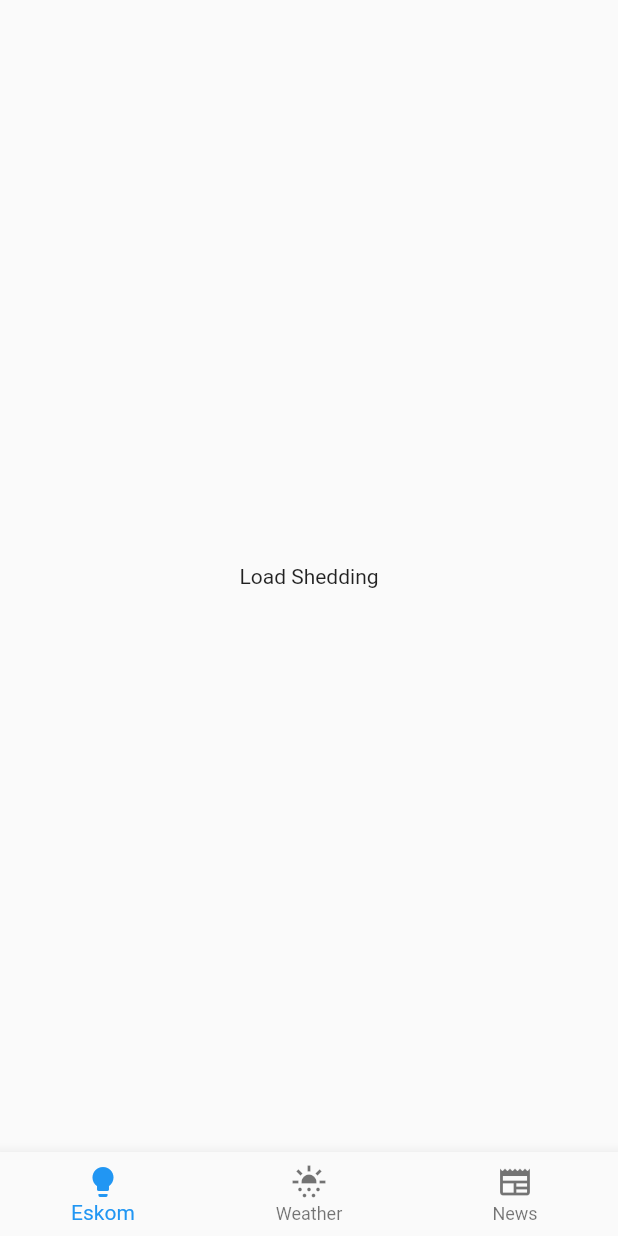
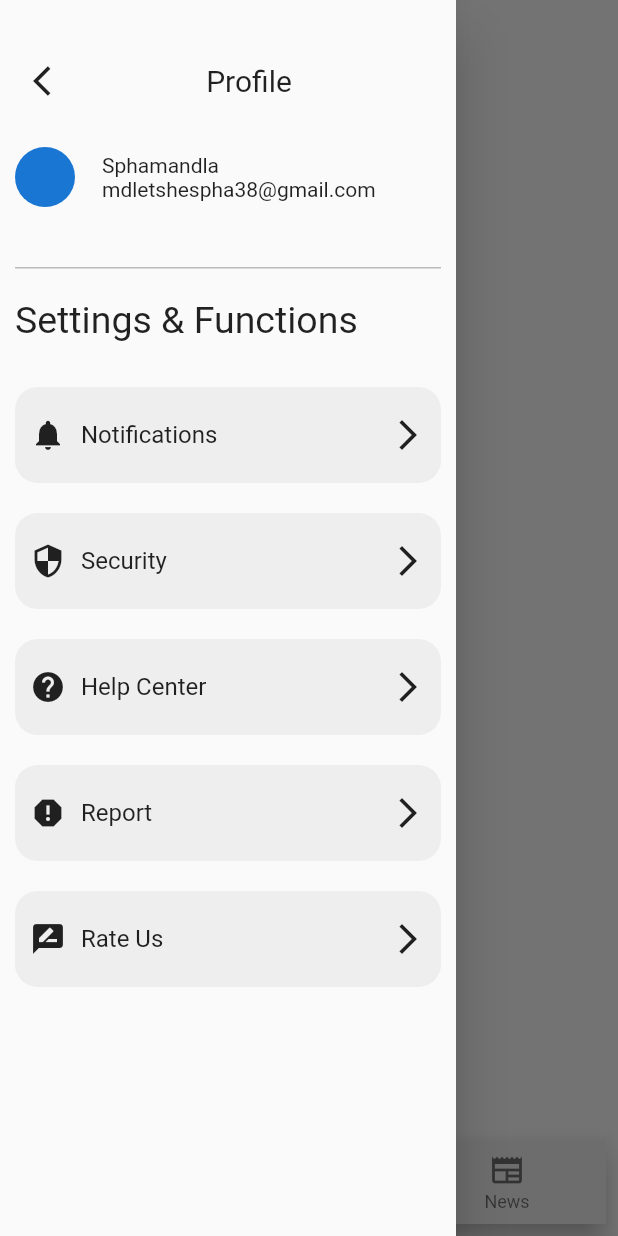
Before and after one commit to sphamandla-s/NotifyMeSA, a Flutter app: the screen it shows after launch, with the side drawer open (before the commit the screen has no drawer), on a phone screen of 412 x 824 dp. Run offline on Flutter 3.47's test engine with Material 2 defaults, Android fonts, the phone set to English and light mode, and no system bars; our stand-ins replace google_fonts, like_button, share_plus; missing offline and left inert: flutter_weather_bg_null_safety.

```diff
--- a/lib/home.dart
+++ b/lib/home.dart
@@ -30,7 +30,9 @@ class _HomeState extends State<Home> {
   @override
   Widget build(BuildContext context) {
     return Scaffold(
-      bottomNavigationBar: BottomNavigationBar(
+      bottomNavigationBar: Padding(
+        padding: const EdgeInsets.all(8.0),
+        child: BottomNavigationBar(
           items: const [
             BottomNavigationBarItem(icon: Icon(Icons.lightbulb), label: 'Eskom'),
             BottomNavigationBarItem(
@@ -39,9 +41,14 @@ class _HomeState extends State<Home> {
           ],
           onTap: _selected,
           currentIndex: _currentPageIndex,
+          selectedItemColor: Theme.of(context).primaryColor,
+          backgroundColor: Theme.of(context).cardColor,
+
+
+        ),
       ),
       body: pages[_currentPageIndex],
-      // drawer: const Drawer(child:  DrawerMenu(),),
+      drawer: const Drawer(child:  DrawerMenu(),),
     );
   }
 }
--- a/lib/main.dart
+++ b/lib/main.dart
@@ -1,6 +1,8 @@
 import 'package:flutter/material.dart';
 import 'package:notify_me_sa/home.dart';
 import 'package:flutter/services.dart';
+
+import 'my_themes.dart';
 
 void main() {
   WidgetsFlutterBinding.ensureInitialized();
@@ -14,8 +16,11 @@ class MyApp extends StatelessWidget {
 
   @override
   Widget build(BuildContext context) {
-    return  const MaterialApp(
-      home: Home(),
+    return  MaterialApp(
+      themeMode: ThemeMode.system,
+      theme: MyThemes.lightTheme,
+      darkTheme: MyThemes.darkTheme,
+      home: const Home(),
     );
   }
 }
--- /dev/null
+++ b/lib/my_themes.dart
@@ -0,0 +1,17 @@
+import 'package:flutter/material.dart';
+
+class MyThemes {
+  static final darkTheme = ThemeData(
+    brightness: Brightness.dark,
+    primaryColor: Colors.green.shade500,
+    colorScheme: const ColorScheme.dark(),
+    cardColor: Colors.grey.shade900,
+  );
+
+  static final lightTheme = ThemeData(
+    brightness: Brightness.light,
+    primaryColor: Colors.green.shade500,
+    colorScheme: const ColorScheme.light(),
+    cardColor: Colors.grey.shade200,
+  );
+}
--- a/lib/screens/drawer_menu.dart
+++ b/lib/screens/drawer_menu.dart
@@ -1,200 +1,117 @@
-// import 'package:cross_file_image/cross_file_image.dart';
-// import 'package:flutter/foundation.dart';
-// import 'package:flutter/material.dart';
-// import 'package:flutter/services.dart';
-// import 'package:image_picker/image_picker.dart';
-// import 'package:modal_bottom_sheet/modal_bottom_sheet.dart';
-//
-// class DrawerMenu extends StatefulWidget {
-//   const DrawerMenu({Key? key}) : super(key: key);
-//
-//   @override
-//   State<DrawerMenu> createState() => _DrawerMenuState();
-// }
-//
-// class _DrawerMenuState extends State<DrawerMenu> {
-//   XFile? imageFile;
-//
-//   Future pickImageFromGallery() async {
-//     try {
-//       final image = await ImagePicker().pickImage(
-//           source: ImageSource.gallery, maxHeight: 300, maxWidth: 300);
-//       if (image == null) return;
-//       final imageTemp = XFile(image.path);
-//       setState(() => imageFile = imageTemp);
-//     } on PlatformException catch (e) {
-//       if (kDebugMode) {
-//         print('Failed to pick image: $e');
-//       }
-//     }
-//   }
-//
-//   Future pickImageFromCamera() async {
-//     try {
-//       final image = await ImagePicker().pickImage(source: ImageSource.camera);
-//       if (image == null) return;
-//       final imageTemp = XFile(image.path);
-//       setState(() => imageFile = imageTemp);
-//     } on PlatformException catch (e) {
-//       if (kDebugMode) {
-//         print('Failed to pick image: $e');
-//       }
-//     }
-//   }
-//
-//   @override
-//   Widget build(BuildContext context) {
-//     return Scaffold(
-//       body: SafeArea(
-//         child: Padding(
-//           padding: const EdgeInsets.symmetric(vertical: 30.0, horizontal: 20),
-//           child: Column(
-//             crossAxisAlignment: CrossAxisAlignment.start,
-//             mainAxisAlignment: MainAxisAlignment.spaceAround,
-//             children: [
-//               //Profile
-//               Column(
-//                 mainAxisAlignment: MainAxisAlignment.spaceBetween,
-//                 crossAxisAlignment: CrossAxisAlignment.start,
-//                 children: [
-//                   _profileImage(context),
-//                   const SizedBox(
-//                     height: 10.0,
-//                   ),
-//                   const Text(
-//                     'Siphamandla Mdletshe',
-//                     style: TextStyle(fontWeight: FontWeight.bold, fontSize: 20),
-//                   ),
-//                 ],
-//               ),
-//               //border line
-//               Container(
-//                 decoration: const BoxDecoration(
-//                   border: Border(
-//                     top: BorderSide(color: Colors.grey),
-//                   ),
-//                 ),
-//               ),
-//               //menu body
-//               _menuButton(Icons.person_outline, 'Profile'),
-//               _menuButton(Icons.tag_faces, 'Promotions'),
-//               _menuButton(Icons.history, 'History'),
-//               _menuButton(Icons.settings_outlined, 'Settings & Support'),
-//               _menuButton(Icons.help_outline_rounded, 'Help'),
-//               Container(
-//                 decoration: const BoxDecoration(
-//                   border: Border(
-//                     top: BorderSide(color: Colors.grey),
-//                   ),
-//                 ),
-//               ),
-//
-//               ElevatedButton.icon(
-//                 onPressed: () {},
-//                 icon: const Icon(Icons.logout),
-//                 label: const Text('Log out'),
-//                 style: ButtonStyle(
-//                     backgroundColor:
-//                     MaterialStateProperty.all<Color>(Colors.red)),
-//               )
-//             ],
-//           ),
-//         ),
-//       ),
-//     );
-//   }
-//
-//   Widget _profileImage(BuildContext context) {
-//     return Stack(
-//       children: [
-//         CircleAvatar(
-//           radius: 70,
-//           backgroundImage: imageFile != null
-//               ? XFileImage(imageFile!)
-//               : const AssetImage('images/undraw_delivery_truck_vt6p.png')
-//           as ImageProvider,
-//         ),
-//         Positioned(
-//           bottom: -5.0,
-//           right: -5.0,
-//           child: IconButton(
-//             icon: const Icon(
-//               Icons.camera_alt,
-//               color: Colors.blue,
-//             ),
-//             onPressed: () {
-//               showMaterialModalBottomSheet(
-//                   animationCurve: Curves.easeInSine,
-//                   context: context,
-//                   builder: (BuildContext context) {
-//                     return _bottomSheet(context);
-//                   });
-//             },
-//           ),
-//         )
-//       ],
-//     );
-//   }
-//
-//   Widget _bottomSheet(BuildContext context) {
-//     return SizedBox(
-//       height: 125.0,
-//       width: MediaQuery.of(context).size.width,
-//       child: Column(
-//         children: [
-//           IconButton(
-//             onPressed: () {
-//               Navigator.pop(context);
-//             },
-//             icon: const Icon(
-//               Icons.close_outlined,
-//               color: Colors.red,
-//             ),
-//           ),
-//           const Text('Update your profile Picture'),
-//           Row(
-//             mainAxisAlignment: MainAxisAlignment.spaceAround,
-//             children: [
-//               TextButton.icon(
-//                   onPressed: () {
-//                     pickImageFromCamera()
-//                         .then((value) => Navigator.pop(context));
-//                   },
-//                   icon: const Icon(Icons.camera),
-//                   label: const Text('Camera')),
-//               TextButton.icon(
-//                   onPressed: () {
-//                     pickImageFromGallery()
-//                         .then((value) => Navigator.pop(context));
-//                   },
-//                   icon: const Icon(Icons.photo),
-//                   label: const Text('Gallery')),
-//             ],
-//           )
-//         ],
-//       ),
-//     );
-//   }
-//
-//   Widget _menuButton(IconData iconData, String label) {
-//     return GestureDetector(
-//       onTap: () {},
-//       child: Row(
-//         children: [
-//           Icon(
-//             iconData,
-//             size: 30.0,
-//             color: Colors.blue,
-//           ),
-//           const SizedBox(
-//             width: 10.0,
-//           ),
-//           Text(
-//             label,
-//             style: const TextStyle(fontSize: 23.0, fontWeight: FontWeight.bold),
-//           )
-//         ],
-//       ),
-//     );
-//   }
-// }
+import 'package:flutter/material.dart';
+
+class DrawerMenu extends StatefulWidget {
+  const DrawerMenu({Key? key}) : super(key: key);
+
+  @override
+  State<DrawerMenu> createState() => _DrawerMenuState();
+}
+
+class _DrawerMenuState extends State<DrawerMenu> {
+  @override
+  Widget build(BuildContext context) {
+    return Padding(
+      padding: const EdgeInsets.symmetric(vertical: 30.0, horizontal: 10.0),
+      child: Column(
+        children: [
+          Row(
+            mainAxisAlignment: MainAxisAlignment.spaceBetween,
+            children: [
+              IconButton(
+                onPressed: () {
+                  Navigator.of(context).pop();
+                },
+                icon: const Icon(Icons.arrow_back_ios),
+              ),
+              const Text(
+                "Profile",
+                style: TextStyle(
+                  fontSize: 20.0,
+                ),
+              ),
+              const SizedBox(
+                width: 20.0,
+              )
+            ],
+          ),
+          const SizedBox(
+            height: 20.0,
+          ),
+          Padding(
+            padding: const EdgeInsets.only(bottom: 20.0),
+            child: Row(
+              children: [
+                const CircleAvatar(),
+                const SizedBox(
+                  width: 18.0,
+                ),
+                Column(
+                  mainAxisAlignment: MainAxisAlignment.start,
+                  crossAxisAlignment: CrossAxisAlignment.start,
+                  children: const [
+                    Text('Sphamandla'),
+                    Text('mdletshespha38@gmail.com')
+                  ],
+                )
+              ],
+            ),
+          ),
+          const SizedBox(
+            height: 20.0,
+          ),
+          Container(
+            decoration: const BoxDecoration(
+                border: Border(top: BorderSide(color: Colors.black26))),
+          ),
+          const SizedBox(
+            height: 20.0,
+          ),
+          Expanded(
+            child: SingleChildScrollView(
+              child: Column(
+                crossAxisAlignment: CrossAxisAlignment.start,
+                children: [
+                  const Text('Settings & Functions', style: TextStyle(fontSize: 25.0),),
+                  const SizedBox(
+                    height: 20.0,
+                  ),
+                  settingsCards(Icons.notifications, 'Notifications', (){}),
+                  settingsCards(Icons.security, 'Security', (){}),
+                  settingsCards(Icons.help, 'Help Center', (){}),
+                  settingsCards(Icons.report, 'Report', (){}),
+                  settingsCards(Icons.rate_review, 'Rate Us', (){}),
+                ],
+              ),
+            ),
+          )
+        ],
+      ),
+    );
+  }
+
+  Widget settingsCards(IconData iconData, String label, VoidCallback function){
+    return Container(
+      decoration: BoxDecoration(color: Theme.of(context).cardColor, borderRadius: BorderRadius.circular(15.0)),
+       margin: const EdgeInsets.symmetric(vertical: 10.0),
+      padding: const EdgeInsets.symmetric(horizontal: 10, vertical: 20.0),
+      child: GestureDetector(
+        onTap: function,
+        child: Row(
+          mainAxisAlignment: MainAxisAlignment.spaceBetween,
+          crossAxisAlignment: CrossAxisAlignment.center,
+          children: [
+            Row(children:  [
+              Icon(iconData),
+              const SizedBox(width: 10.0,),
+              Text(label, style: const TextStyle(fontSize: 16.0),),
+            ],),
+            const Icon(Icons.arrow_forward_ios)
+          ],
+        ),
+      ),
+    );
+  }
+
+
+
+}
--- a/lib/screens/utilities/news_card.dart
+++ b/lib/screens/utilities/news_card.dart
@@ -30,7 +30,7 @@ class _NewsCardState extends State<NewsCard> {
             ),
             const Text(
               'A South African Scientist discovered a new planet and named it after himself.',
-              style: TextStyle(fontSize: 25.0),
+              style: TextStyle(fontSize: 20.0),
             ),
             Row(
               mainAxisAlignment: MainAxisAlignment.spaceBetween,
--- a/pubspec.yaml
+++ b/pubspec.yaml
@@ -47,6 +47,7 @@ dependencies:
   share_plus: ^6.3.1
   flutter_weather_bg_null_safety: ^1.0.0
   google_fonts: ^4.0.3
+  provider: ^6.0.5
 
 dev_dependencies:
   flutter_test:
```
Also changed, not shown: lib/screens/news.dart (+19 -38 lines), pubspec.lock. Lines whose indentation alone changed are shown as unchanged.
